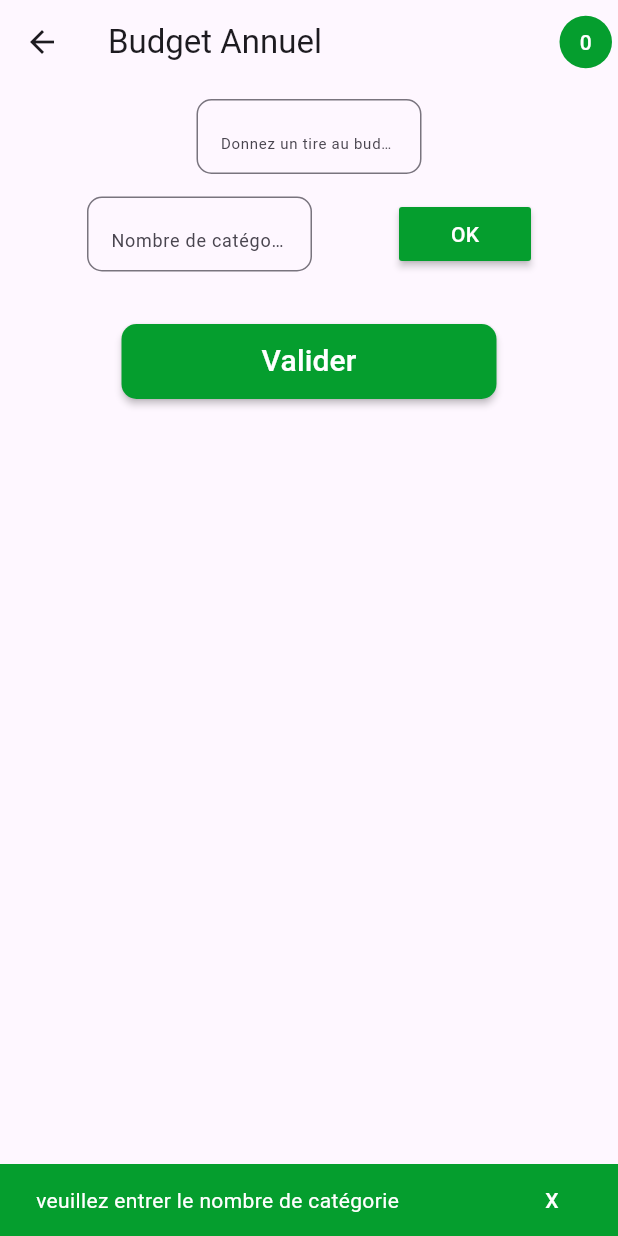
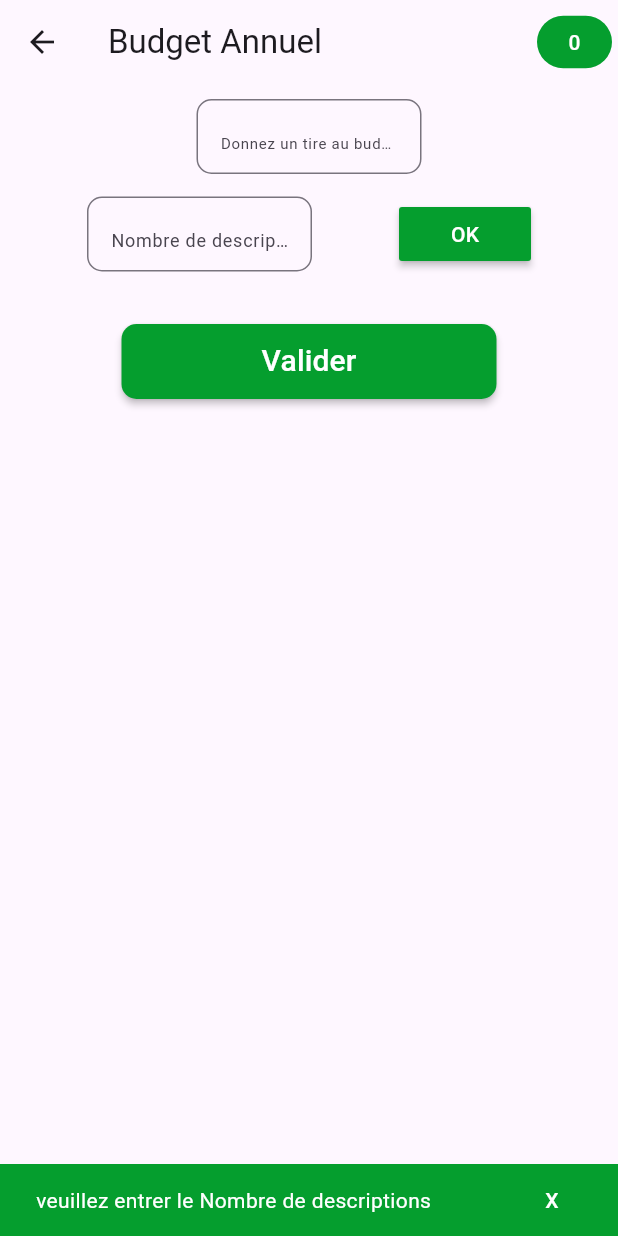
Before and after one commit to 4n-d3er-git/Dankata-Budget, a Flutter app: the AjouterAnnee screen opened directly, after a tap on "OK", on a phone screen of 412 x 824 dp. Run offline on Flutter 3.47's test engine with Material 3 defaults, Android fonts, the phone set to English and light mode, and no system bars; our stand-ins replace cloud_firestore, firebase_auth, firebase_core, fl_chart, shared_preferences, video_player; accounts and stored records are empty.

Commit message:
fin je pense

```diff
--- a/lib/Page/auth_Page/connexion.dart
+++ b/lib/Page/auth_Page/connexion.dart
@@ -45,7 +45,7 @@ class _ConnexionState extends State<Connexion> {
         Navigator.of(context).pushReplacement(MaterialPageRoute(builder: (context) {
           return const BottomNavBar();
         }));
-        montrerSnackBar("Content de vous revoir", context);
+        montrerSnackBar("Content de vous revoir !", context);
         emailController.clear();
         motDePasseController.clear();
         // les exceptions
@@ -116,7 +116,7 @@ class _ConnexionState extends State<Connexion> {
                         ),
                       ),
                       Text(
-                        "Connectez-vous avec...",
+                        "Connectez-vous à Dankata Budget.",
                         style: TextStyle(color: gris),
                       ),
                       Padding(
--- a/lib/Page/auth_Page/inscription.dart
+++ b/lib/Page/auth_Page/inscription.dart
@@ -82,7 +82,7 @@ class _InscriptionState extends State<Inscription> {
             .pushReplacement(MaterialPageRoute(builder: (context) {
           return BottomNavBar();
         }));
-        montrerSnackBar("Bienveu dans ...", context);
+        montrerSnackBar("Bienvenu dans Dankata Budget !", context);
         _nomCompletController.clear();
         _emailController.clear();
         _telephoneController.clear();
@@ -166,7 +166,7 @@ class _InscriptionState extends State<Inscription> {
                         ),
                       ),
                       Text(
-                        "Creez votre compte avec...",
+                        "Créez votre compte Dankata Budget.",
                         style: TextStyle(color: gris),
                       ),
                       Padding(
--- a/lib/Page/budget_page/budget_annee/ajouter_budget_annee.dart
+++ b/lib/Page/budget_page/budget_annee/ajouter_budget_annee.dart
@@ -131,7 +131,7 @@ class _AjouterAnneeState extends State<AjouterAnnee> {
           Container(
             margin: EdgeInsets.symmetric(horizontal: 4),
             height: 35,
-            width: 35,
+            width: 50,
             decoration: BoxDecoration(
                 color: vert, borderRadius: BorderRadius.circular(50)),
             child: TextButton(
@@ -185,7 +185,6 @@ class _AjouterAnneeState extends State<AjouterAnnee> {
                       hintStyle: TextStyle(
                         fontSize: 10,
                       )),
-                  keyboardType: TextInputType.number,
                   controller: _titreController,
                   cursorColor: vert,
 
@@ -206,7 +205,7 @@ class _AjouterAnneeState extends State<AjouterAnnee> {
                           border: OutlineInputBorder(
                             borderRadius: BorderRadius.circular(10),
                           ),
-                          hintText: "Nombre de catégorie",
+                          hintText: "Nombre de descriptions",
                           hintStyle: TextStyle(
                             fontSize: 12,
                           )),
@@ -233,7 +232,7 @@ class _AjouterAnneeState extends State<AjouterAnnee> {
                       setState(() {
                         if (_nombreDeCategorieController.text.isEmpty) {
                           montrerSnackBar(
-                              "veuillez entrer le nombre de catégorie",
+                              "veuillez entrer le Nombre de descriptions",
                               context);
                         }
                       });
@@ -278,7 +277,7 @@ class _AjouterAnneeState extends State<AjouterAnnee> {
                               decoration: InputDecoration(
                                   border: OutlineInputBorder(
                                       borderRadius: BorderRadius.circular(10)),
-                                  hintText: "Catégorie"),
+                                  hintText: "Description"),
                             ))
                       ],
                     ),
@@ -299,7 +298,7 @@ class _AjouterAnneeState extends State<AjouterAnnee> {
                   onPressed: () {
                     if (_nombreDeCategorieController.text.isEmpty) {
                       montrerErreurSnackBar(
-                          "veuillez entrer le nombre de catégorie", context);
+                          "veuillez entrer le Nombre de descriptions", context);
                     } else if (_descriptionDesCategories.isEmpty) {
                       montrerErreurSnackBar(
                           "veuillez appuiyer sur OK puis remplir tous les champs",
--- a/lib/Page/budget_page/budget_mois/ajouter_budget_mois.dart
+++ b/lib/Page/budget_page/budget_mois/ajouter_budget_mois.dart
@@ -126,7 +126,7 @@ setState(() {
           Container(
             margin: EdgeInsets.symmetric(horizontal: 4),
             height: 35,
-            width: 35,
+            width: 50,
             decoration: BoxDecoration(
                 color: vert, borderRadius: BorderRadius.circular(50)),
             child: TextButton(
@@ -180,7 +180,6 @@ setState(() {
                           hintStyle: TextStyle(
                             fontSize: 10,
                           )),
-                      keyboardType: TextInputType.number,
                       controller: _titreController,
                       cursorColor: vert,
 
@@ -199,7 +198,7 @@ setState(() {
                           border: OutlineInputBorder(
                             borderRadius: BorderRadius.circular(10),
                           ),
-                          hintText: "Nombre de catégorie",
+                          hintText: "Nombre de descriptions",
                           hintStyle: TextStyle(
                             fontSize: 12,
                           )),
@@ -227,7 +226,7 @@ setState(() {
                       setState(() {
                         if (_nombreDeCategorieController.text.isEmpty) {
                           montrerSnackBar(
-                              "veuillez entrer le nombre de catégorie",
+                              "veuillez entrer le Nombre de descriptions",
                               context);
                         }
                       });
@@ -272,7 +271,7 @@ setState(() {
                               decoration: InputDecoration(
                                   border: OutlineInputBorder(
                                       borderRadius: BorderRadius.circular(10)),
-                                  hintText: "Catégorie"),
+                                  hintText: "Description"),
                             ))
                       ],
                     ),
@@ -293,7 +292,7 @@ setState(() {
                   onPressed: () {
                     if (_nombreDeCategorieController.text.isEmpty) {
                       montrerErreurSnackBar(
-                          "veuillez entrer le nombre de catégorie", context);
+                          "veuillez entrer le Nombre de descriptions", context);
                     } else if (_descriptionDesCategories.isEmpty) {
                       montrerErreurSnackBar(
                           "veuillez appuiyer sur OK puis remplir tous les champs",
--- a/lib/Page/budget_page/budget_semaine/ajouter_budget_semain.dart
+++ b/lib/Page/budget_page/budget_semaine/ajouter_budget_semain.dart
@@ -125,7 +125,7 @@ setState(() {
           Container(
             margin: EdgeInsets.symmetric(horizontal: 4),
             height: 35,
-            width: 35,
+            width: 50,
             decoration: BoxDecoration(
                 color: vert, borderRadius: BorderRadius.circular(50)),
             child: TextButton(
@@ -179,7 +179,6 @@ setState(() {
                           hintStyle: TextStyle(
                             fontSize: 10,
                           )),
-                      keyboardType: TextInputType.number,
                       controller: _titreController,
                       cursorColor: vert,
 
@@ -198,7 +197,7 @@ setState(() {
                           border: OutlineInputBorder(
                             borderRadius: BorderRadius.circular(10),
                           ),
-                          hintText: "Nombre de catégorie",
+                          hintText: "Nombre de descriptions",
                           hintStyle: TextStyle(
                             fontSize: 12,
                           )),
@@ -225,7 +224,7 @@ setState(() {
                       setState(() {
                         if (_nombreDeCategorieController.text.isEmpty) {
                           montrerSnackBar(
-                              "veuillez entrer le nombre de catégorie",
+                              "veuillez entrer le nombre de descriptions",
                               context);
                         }
                       });
@@ -270,7 +269,7 @@ setState(() {
                               decoration: InputDecoration(
                                   border: OutlineInputBorder(
                                       borderRadius: BorderRadius.circular(10)),
-                                  hintText: "Catégorie"),
+                                  hintText: "Description"),
                             ))
                       ],
                     ),
@@ -291,7 +290,7 @@ setState(() {
                   onPressed: () {
                     if (_nombreDeCategorieController.text.isEmpty) {
                       montrerErreurSnackBar(
-                          "veuillez entrer le nombre de catégorie", context);
+                          "veuillez entrer le nombre de description", context);
                     } else if (_descriptionDesCategories.isEmpty) {
                       montrerErreurSnackBar(
                           "veuillez appuiyer sur OK puis remplir tous les champs",
--- a/lib/Page/home_Page/ajouter_depense.dart
+++ b/lib/Page/home_Page/ajouter_depense.dart
@@ -259,6 +259,7 @@ chargement = true;
                         hintStyle: TextStyle(),
                         hintText: "Montant",
                       ),
+                      keyboardType: TextInputType.number,
                       controller: _montantController,
                     ),
                   ),
--- a/lib/Page/home_Page/ajouter_epargne.dart
+++ b/lib/Page/home_Page/ajouter_epargne.dart
@@ -126,6 +126,7 @@ bool chargement = false;
                         hintStyle: TextStyle(),
                         hintText: "Montant",
                       ),
+                      keyboardType: TextInputType.number,
                       controller: _montantController,
                     ),
                   ),
--- a/lib/Page/home_Page/ajouter_revenu.dart
+++ b/lib/Page/home_Page/ajouter_revenu.dart
@@ -301,6 +301,7 @@ setState(() {
                         hintStyle: TextStyle(),
                         hintText: "Montant",
                       ),
+                      keyboardType: TextInputType.number,
                     ),
                   ),
                 ],
--- a/lib/Page/onBoarding/on_boarding_page.dart
+++ b/lib/Page/onBoarding/on_boarding_page.dart
@@ -16,7 +16,7 @@ class _OnBoardingPageState extends State<OnBoardingPage> {
     {
       "titre": "Commencez avec la",
       "sousTitre": "Budgetisateion Basée sur le Revenu.",
-      "description": "Une methode de gestion de vos finances en organisant vos dépensen en catégories spécifiques.",
+      "description": "Une méthode de gestion de vos finances en organisant vos dépenses en catégories spécifiques.",
       "image": "assets/images/on1.png",
     },
     {
@@ -27,7 +27,7 @@ class _OnBoardingPageState extends State<OnBoardingPage> {
       "image": "assets/images/on3.png",
     },
     {
-      "titre": "Continuze à mettre à jour vos dépenses avec",
+      "titre": "Continuez à mettre à jour vos dépenses avec",
       "sousTitre": " DankataBudget",
       "description": "En examinant et en optimisant régulièrement vos dépenses, vous pouvez vous assurer."
       "que vous tirez le meilleur parti de vos ressources financières et que  vous restez sur la bonne voie avec"
--- a/pubspec.yaml
+++ b/pubspec.yaml
@@ -41,6 +41,7 @@ dependencies:
   fl_chart: ^0.67.0
   shared_preferences: ^2.2.3
   video_player: ^2.8.6
+  url_launcher: ^6.2.6
 
 dev_dependencies:
   flutter_test:
```
Also changed, not shown: lib/Page/profil_page/profil_page.dart (+13 -4 lines), lib/main.dart (+18 -17 lines), lib/splash_screen.dart (+12 -9 lines), assets/db.png (added), 26 other files.
